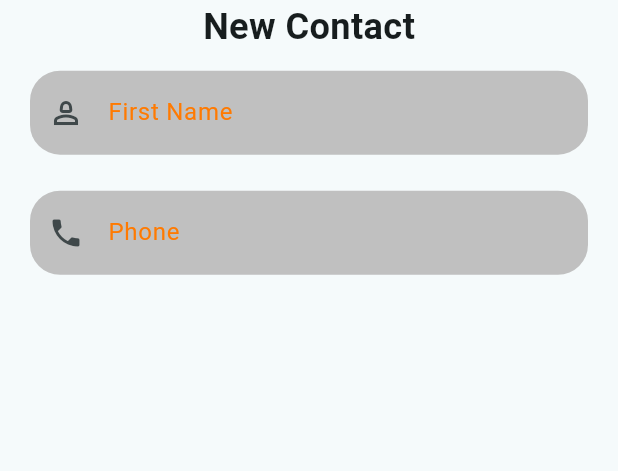
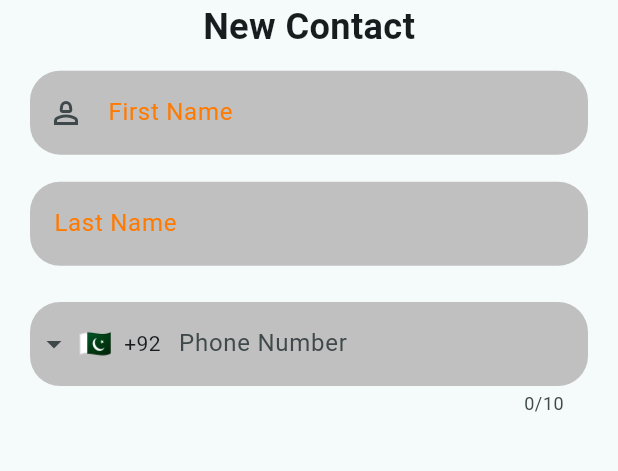
Before and after one commit to turklala0315/global, a Flutter app: the AddToContact screen opened directly, on a phone screen of 412 x 824 dp, the part 240-711 px from its top. Run offline on Flutter 3.47's test engine with Material 3 defaults, Android fonts, the phone set to English and light mode, and no system bars; drawn by our look-alikes of intl_phone_field; our stand-ins replace flutter_contacts, flutter_screenutil.

Commit message:
country code added into add new number in add to contact screen

```diff
--- a/global/lib/ui/screens/add_to_contact_screen/add_to_contact.dart
+++ b/global/lib/ui/screens/add_to_contact_screen/add_to_contact.dart
@@ -2,6 +2,7 @@ import 'package:flutter/material.dart';
 import 'package:flutter_screenutil/flutter_screenutil.dart';
 import 'package:global/core/constant/color/colors.dart';
 import 'package:global/core/constant/string/string.dart';
+import 'package:intl_phone_field/intl_phone_field.dart';
 
 class AddToContact extends StatefulWidget {
   const AddToContact({super.key});
@@ -20,6 +21,7 @@ class _AddToContactState extends State<AddToContact> {
     return Scaffold(
       body: Padding(
         padding: const EdgeInsets.symmetric(horizontal: 20, vertical: 40),
+        child: SingleChildScrollView(
           child: Column(
             children: [
               Row(mainAxisAlignment: MainAxisAlignment.spaceBetween, children: [
@@ -88,11 +90,10 @@ class _AddToContactState extends State<AddToContact> {
                         },
                       ),
                       //
-                    SizedBox(height: 40.h),
+                      SizedBox(height: 30.h),
                       //
                       TextFormField(
-                      controller: number,
-                      keyboardType: TextInputType.number,
+                        controller: name,
                         decoration: const InputDecoration(
                           fillColor: lightgrey,
                           filled: true,
@@ -100,16 +101,27 @@ class _AddToContactState extends State<AddToContact> {
                               borderSide: BorderSide.none,
                               borderRadius:
                                   BorderRadius.all(Radius.circular(20))),
-                          prefix: Text('+92'),
-                          labelText: 'Phone',
+                          labelText: 'Last Name',
                           labelStyle: TextStyle(color: mainorange),
-                          prefixIcon: Icon(Icons.phone)),
-                      validator: (value) {
-                        if (value!.isEmpty) {
-                          return " Enter a valid name";
-                        } else {
-                          return null;
-                        }
+                        ),
+                      ),
+                      //
+                      SizedBox(height: 40.h),
+                      //
+                      IntlPhoneField(
+                        keyboardType: TextInputType.number,
+                        decoration: const InputDecoration(
+                          fillColor: lightgrey,
+                          filled: true,
+                          labelText: 'Phone Number',
+                          border: OutlineInputBorder(
+                              borderSide: BorderSide.none,
+                              borderRadius:
+                                  BorderRadius.all(Radius.circular(20))),
+                        ),
+                        initialCountryCode: 'PK',
+                        onChanged: (phone) {
+                          print(phone.completeNumber);
                         },
                       )
                     ],
@@ -117,6 +129,7 @@ class _AddToContactState extends State<AddToContact> {
             ],
           ),
         ),
+      ),
     );
   }
 }
```
Also changed, not shown: 4 other files. Lines whose indentation alone changed are shown as unchanged.
